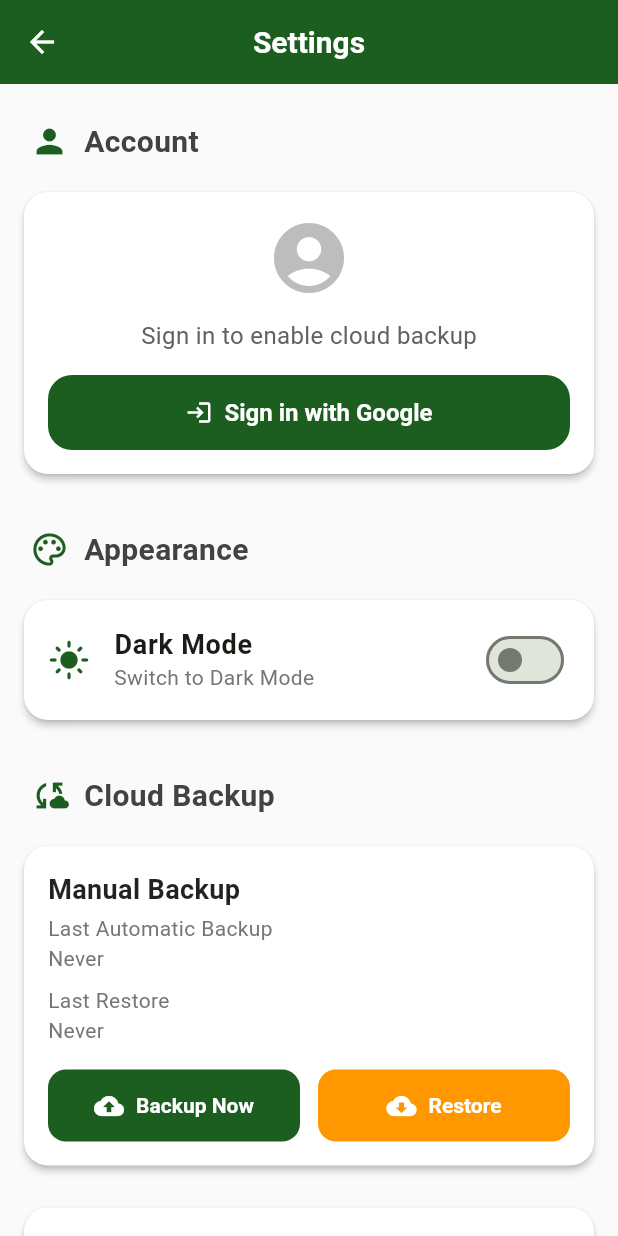
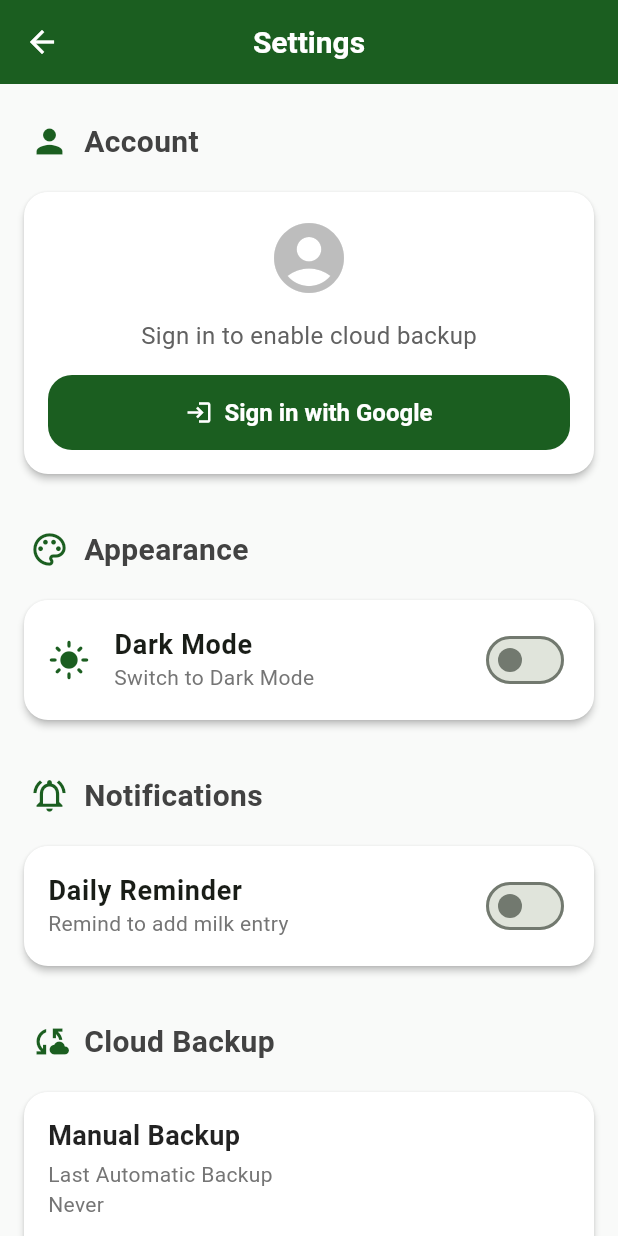
Before and after one commit to kexrthivasan/Dairy_management-, a Flutter app: the SettingsScreen screen opened directly, on a phone screen of 412 x 824 dp. Run offline on Flutter 3.47's test engine with Material 3 defaults, Android fonts, the phone set to English and light mode, and no system bars; our stand-ins replace connectivity_plus, csv, file_picker, fl_chart, flutter_dotenv, flutter_local_notifications and 10 more; missing offline and left inert: googleapis, workmanager; accounts and stored records are empty.

Commit message:
feat: add notification reminders and settings

```diff
--- a/lib/presentation/providers/dairy_provider.dart
+++ b/lib/presentation/providers/dairy_provider.dart
@@ -136,7 +136,10 @@ class DairyProvider extends ChangeNotifier {
   /// Checks existing records for that month first, then falls back to current price.
   double _resolvePriceForMonth(DateTime date) {
     final sameMonthRecords = _allRecords.where(
-      (r) => r.date.year == date.year && r.date.month == date.month && r.pricePerLiter > 0,
+      (r) =>
+          r.date.year == date.year &&
+          r.date.month == date.month &&
+          r.pricePerLiter > 0,
     );
     if (sameMonthRecords.isNotEmpty) {
       return sameMonthRecords.first.pricePerLiter;
--- a/lib/presentation/screens/settings_screen.dart
+++ b/lib/presentation/screens/settings_screen.dart
@@ -4,8 +4,10 @@ import 'package:package_info_plus/package_info_plus.dart';
 import '../../services/drive_service.dart';
 import '../../services/auth_service.dart';
 import '../../presentation/providers/theme_provider.dart';
+import '../../presentation/providers/dairy_provider.dart';
 import '../../services/background_service.dart';
 import 'package:intl/intl.dart';
+import 'package:shared_preferences/shared_preferences.dart';
 
 class SettingsScreen extends StatefulWidget {
   const SettingsScreen({super.key});
@@ -26,6 +28,9 @@ class _SettingsScreenState extends State<SettingsScreen> {
   bool _isLoading = false;
   String? _loadingAction;
 
+  bool _reminderEnabled = false;
+  TimeOfDay? _reminderTime;
+
   @override
   void initState() {
     super.initState();
@@ -33,6 +38,17 @@ class _SettingsScreenState extends State<SettingsScreen> {
     _driveService = DriveService(authService);
     _loadBackupSettings();
     _loadAppVersion();
+    _loadNotificationSettings();
+  }
+
+  Future<void> _loadNotificationSettings() async {
+    final prefs = await SharedPreferences.getInstance();
+    setState(() {
+      _reminderEnabled = prefs.getBool('milk_reminder_enabled') ?? false;
+      final int h = prefs.getInt('milk_reminder_hour') ?? 20;
+      final int m = prefs.getInt('milk_reminder_minute') ?? 0;
+      _reminderTime = TimeOfDay(hour: h, minute: m);
+    });
   }
 
   Future<void> _loadAppVersion() async {
@@ -320,6 +336,43 @@ class _SettingsScreenState extends State<SettingsScreen> {
     if (_autoBackupEnabled) await _handleAutoBackupToggle(true);
   }
 
+  Future<void> _handleReminderToggle(bool enabled) async {
+    setState(() {
+      _reminderEnabled = enabled;
+    });
+    final prefs = await SharedPreferences.getInstance();
+    await prefs.setBool('milk_reminder_enabled', enabled);
+    _rescheduleReminders();
+  }
+
+  Future<void> _selectReminderTime() async {
+    final TimeOfDay? picked = await showTimePicker(
+      context: context,
+      initialTime: _reminderTime ?? const TimeOfDay(hour: 20, minute: 0),
+    );
+    if (picked != null) {
+      setState(() {
+        _reminderTime = picked;
+      });
+      final prefs = await SharedPreferences.getInstance();
+      await prefs.setInt('milk_reminder_hour', picked.hour);
+      await prefs.setInt('milk_reminder_minute', picked.minute);
+      _rescheduleReminders();
+    }
+  }
+
+  void _rescheduleReminders() {
+    final provider = Provider.of<DairyProvider>(context, listen: false);
+    final now = DateTime.now();
+    bool hasToday = provider.allRecords.any(
+      (r) =>
+          r.date.year == now.year &&
+          r.date.month == now.month &&
+          r.date.day == now.day,
+    );
+    BackgroundService.scheduleMilkReminders(hasToday);
+  }
+
   @override
   Widget build(BuildContext context) {
     final theme = Theme.of(context);
@@ -380,7 +433,69 @@ class _SettingsScreenState extends State<SettingsScreen> {
               ),
               const SizedBox(height: 28),
 
-              // ─── Chat Backup Section ───
+              // ─── Notification Settings Section ───
+              _buildSectionHeader(
+                'Notifications',
+                Icons.notifications_active_outlined,
+              ),
+              const SizedBox(height: 12),
+              _buildSettingsCard(
+                child: Column(
+                  children: [
+                    SwitchListTile(
+                      contentPadding: const EdgeInsets.symmetric(
+                        horizontal: 16,
+                        vertical: 4,
+                      ),
+                      title: const Text(
+                        'Daily Reminder',
+                        style: TextStyle(
+                          fontSize: 18,
+                          fontWeight: FontWeight.w600,
+                        ),
+                      ),
+                      subtitle: Text(
+                        'Remind to add milk entry',
+                        style: TextStyle(
+                          color: isDark ? Colors.white54 : Colors.grey[600],
+                          fontSize: 14,
+                        ),
+                      ),
+                      value: _reminderEnabled,
+                      onChanged: _handleReminderToggle,
+                      activeColor: theme.primaryColor,
+                    ),
+                    if (_reminderEnabled) ...[
+                      const Divider(height: 1),
+                      ListTile(
+                        contentPadding: const EdgeInsets.symmetric(
+                          horizontal: 16,
+                          vertical: 8,
+                        ),
+                        leading: Icon(
+                          Icons.access_time,
+                          color: theme.primaryColor,
+                        ),
+                        title: const Text('Reminder Time'),
+                        trailing: Text(
+                          _reminderTime != null
+                              ? _reminderTime!.format(context)
+                              : 'Select Time',
+                          style: TextStyle(
+                            fontSize: 16,
+                            fontWeight: FontWeight.w500,
+                            color: theme.primaryColor,
+                          ),
+                        ),
+                        onTap: _selectReminderTime,
+                      ),
+                    ],
+                  ],
+                ),
+              ),
+              const SizedBox(height: 28),
+
+              // ─── Cloud Backup Section ───
               _buildSectionHeader('Cloud Backup', Icons.cloud_sync),
               const SizedBox(height: 12),
 
@@ -524,6 +639,16 @@ class _SettingsScreenState extends State<SettingsScreen> {
                         color: theme.primaryColor,
                         fontSize: 16,
                         fontWeight: FontWeight.bold,
+                      ),
+                    ),
+                    const SizedBox(height: 16),
+                    Text(
+                      'Designed and Developed By Keerthivasan',
+                      style: TextStyle(
+                        color: isDark ? Colors.white38 : Colors.grey[500],
+                        fontSize: 12,
+                        fontWeight: FontWeight.w600,
+                        letterSpacing: 0.5,
                       ),
                     ),
                   ],
```
Also changed, not shown: lib/services/background_service.dart (+35 -18 lines).
